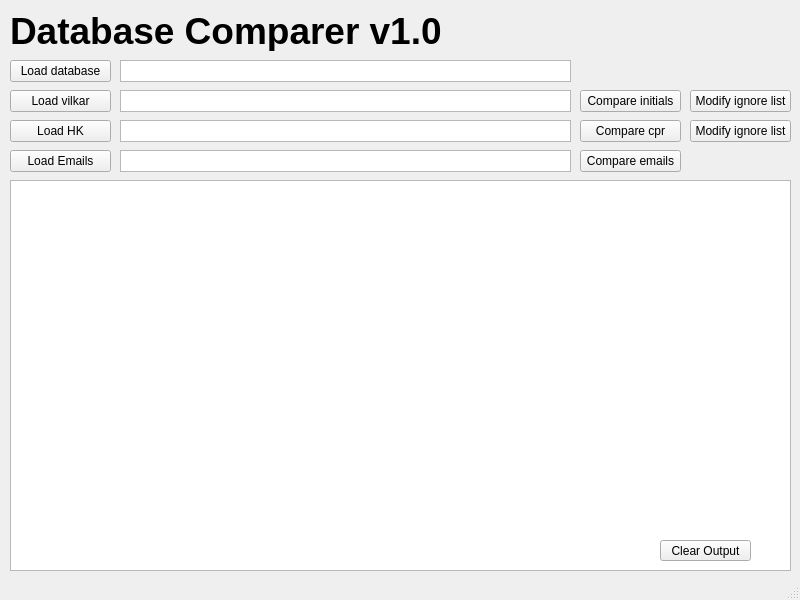
The window that DatabaseComparerGui.ui (AndersDHenriksen/DatabaseChecker) describes before a commit, drawn with Qt 5.
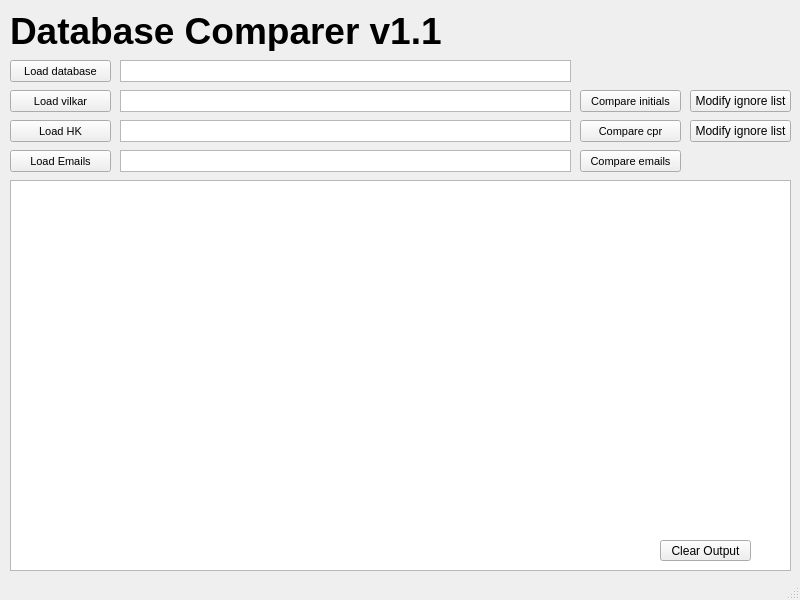
The same window after the commit.

Commit message: -Changed to vilkår xlsx format -Reduced font size on GUI bottoms

Patch:
```diff
--- a/DatabaseComparerGui.ui
+++ b/DatabaseComparerGui.ui
@@ -54,6 +54,11 @@
       <height>22</height>
      </rect>
     </property>
+    <property name="font">
+     <font>
+      <pointsize>8</pointsize>
+     </font>
+    </property>
     <property name="text">
      <string>Load database</string>
     </property>
@@ -82,6 +87,11 @@
       <height>22</height>
      </rect>
     </property>
+    <property name="font">
+     <font>
+      <pointsize>8</pointsize>
+     </font>
+    </property>
     <property name="text">
      <string>Load vilkar</string>
     </property>
@@ -113,6 +123,11 @@
       <height>22</height>
      </rect>
     </property>
+    <property name="font">
+     <font>
+      <pointsize>8</pointsize>
+     </font>
+    </property>
     <property name="layoutDirection">
      <enum>Qt::RightToLeft</enum>
     </property>
@@ -132,6 +147,11 @@
       <height>22</height>
      </rect>
     </property>
+    <property name="font">
+     <font>
+      <pointsize>8</pointsize>
+     </font>
+    </property>
     <property name="text">
      <string>Load HK</string>
     </property>
@@ -148,6 +168,11 @@
       <height>22</height>
      </rect>
     </property>
+    <property name="font">
+     <font>
+      <pointsize>8</pointsize>
+     </font>
+    </property>
     <property name="layoutDirection">
      <enum>Qt::RightToLeft</enum>
     </property>
@@ -182,6 +207,11 @@
       <height>22</height>
      </rect>
     </property>
+    <property name="font">
+     <font>
+      <pointsize>8</pointsize>
+     </font>
+    </property>
     <property name="text">
      <string>Load Emails</string>
     </property>
@@ -198,6 +228,11 @@
       <height>22</height>
      </rect>
     </property>
+    <property name="font">
+     <font>
+      <pointsize>8</pointsize>
+     </font>
+    </property>
     <property name="layoutDirection">
      <enum>Qt::RightToLeft</enum>
     </property>
@@ -241,7 +276,7 @@
      </font>
     </property>
     <property name="text">
-     <string>Database Comparer v1.0</string>
+     <string>Database Comparer v1.1</string>
     </property>
    </widget>
    <widget class="QPushButton" name="blacklistInit">
```
The commit also changes 3 other files.
